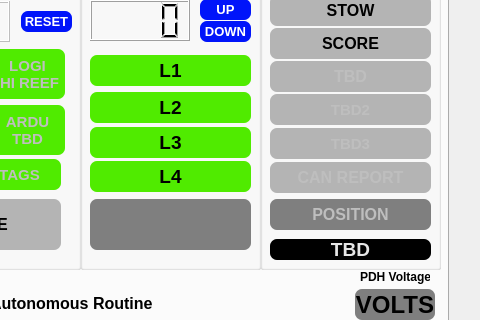
This is gui/layout_2025.ui in aesatchien/FRC2429_2025 as Qt 5 draws it before an edit; both pictures show x 1002 to 1482 and y 82 to 402 of the 1482 by 724 pixel window. The edited form follows.
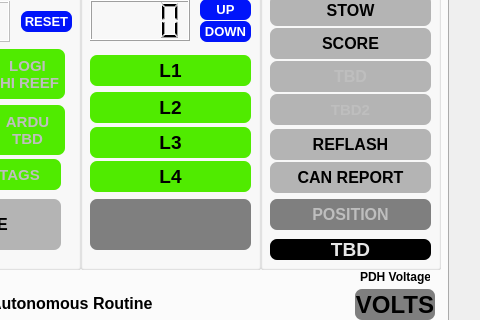
This is the edited form. Icons and pictures are not drawn. Custom widgets are drawn as their Qt base class.

```diff
--- a/gui/layout_2025.ui
+++ b/gui/layout_2025.ui
@@ -1103,7 +1103,7 @@
       </property>
       <widget class="QLabel2" name="qlabel_can_report_indicator">
        <property name="enabled">
-        <bool>false</bool>
+        <bool>true</bool>
        </property>
        <property name="geometry">
         <rect>
@@ -1233,40 +1233,6 @@
         <set>Qt::AlignCenter</set>
        </property>
       </widget>
-      <widget class="QLabel2" name="qlabel_TBD3_indicator">
-       <property name="enabled">
-        <bool>false</bool>
-       </property>
-       <property name="geometry">
-        <rect>
-         <x>10</x>
-         <y>159</y>
-         <width>161</width>
-         <height>31</height>
-        </rect>
-       </property>
-       <property name="font">
-        <font>
-         <family>MS Shell Dlg 2</family>
-         <pointsize>11</pointsize>
-         <bold>true</bold>
-        </font>
-       </property>
-       <property name="styleSheet">
-        <string notr="true">border: 7px;
-border-radius: 7px;
-background-color:rgb(180,180,180);</string>
-       </property>
-       <property name="text">
-        <string>TBD3</string>
-       </property>
-       <property name="textFormat">
-        <enum>Qt::AutoText</enum>
-       </property>
-       <property name="alignment">
-        <set>Qt::AlignCenter</set>
-       </property>
-      </widget>
       <widget class="QLabel2" name="qlabel_TBD2_indicator">
        <property name="enabled">
         <bool>false</bool>
@@ -1370,6 +1336,39 @@
         <set>Qt::AlignCenter</set>
        </property>
       </widget>
+      <widget class="QLabel2" name="qlabel_reset_flex_indicator">
+       <property name="enabled">
+        <bool>true</bool>
+       </property>
+       <property name="geometry">
+        <rect>
+         <x>10</x>
+         <y>160</y>
+         <width>161</width>
+         <height>31</height>
+        </rect>
+       </property>
+       <property name="font">
+        <font>
+         <pointsize>12</pointsize>
+         <bold>true</bold>
+        </font>
+       </property>
+       <property name="styleSheet">
+        <string notr="true">border: 7px;
+border-radius: 7px;
+background-color:rgb(180,180,180);</string>
+       </property>
+       <property name="text">
+        <string>REFLASH</string>
+       </property>
+       <property name="textFormat">
+        <enum>Qt::AutoText</enum>
+       </property>
+       <property name="alignment">
+        <set>Qt::AlignCenter</set>
+       </property>
+      </widget>
      </widget>
      <widget class="QComboBox" name="qcombobox_autonomous_routines">
       <property name="geometry">
```
